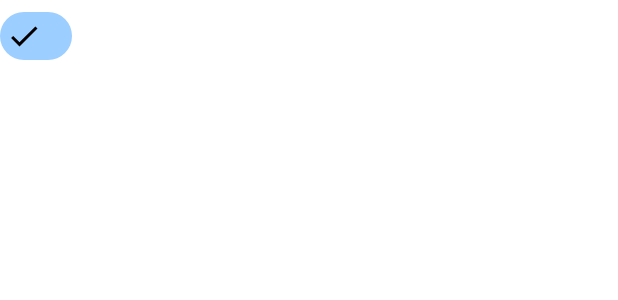
After one commit to 1920-5bhif-nvs/1920-5bhif-nvs-udacity-labs-TripicNenad, an Android app: the layout region.xml on its own in the app's theme, with its tools: preview values and no code run, on a phone screen of 412 x 824 dp. The commit adds this screen. Shown: the top 300 px of the screen. Run offline under Robolectric (Android 15) with nearby library versions, the light colour scheme and no system bars; Roboto replaces fonts that are not available here.

```diff
--- /dev/null
+++ b/Lesson10_GDG_Finder/app/src/main/res/color/selected_highlight.xml
@@ -0,0 +1,4 @@
+<selector xmlns:android="http://schemas.android.com/apk/res/android">
+    <item android:color="?colorPrimaryVariant" android:state_selected="true" />
+    <item android:alpha="0.18" android:color="?colorOnSurface" />
+</selector>
--- /dev/null
+++ b/Lesson10_GDG_Finder/app/src/main/res/layout/region.xml
@@ -0,0 +1,11 @@
+<?xml version="1.0" encoding="utf-8"?>
+<com.google.android.material.chip.Chip xmlns:android="http://schemas.android.com/apk/res/android"
+    xmlns:app="http://schemas.android.com/apk/res-auto"
+    xmlns:tools="http://schemas.android.com/tools"
+    style="@style/Widget.MaterialComponents.Chip.Choice"
+    android:layout_width="wrap_content"
+    android:layout_height="wrap_content"
+    app:checkedIconVisible="true"
+    tools:checked="true"
+    app:chipBackgroundColor="@color/selected_highlight"
+    />
```
Also changed, not shown: Lesson10_GDG_Finder/app/src/main/java/com/example/android/gdgfinder/search/GdgListFragment.kt (+48 -8 lines), Lesson10_GDG_Finder/app/src/main/res/layout/fragment_gdg_list.xml (+24 -18 lines), Lesson10_GDG_Finder/app/src/main/AndroidManifest.xml (line endings or trailing spaces).
